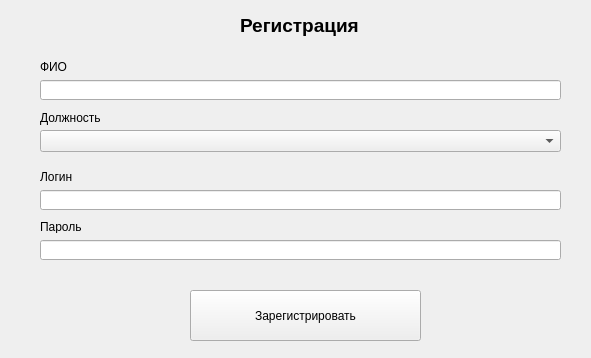
Above: ui/register_form.ui from cory23e1/mycloud before the change. Below: the same form after it.
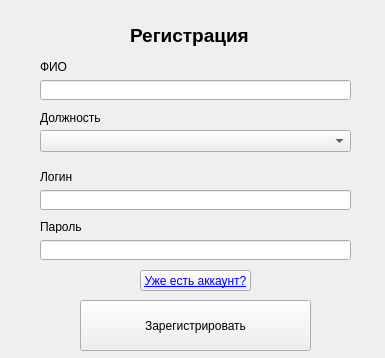
That is the form after the change.

Diff of the .ui file:
```diff
--- a/ui/register_form.ui
+++ b/ui/register_form.ui
@@ -6,7 +6,7 @@
    <rect>
     <x>0</x>
     <y>0</y>
-    <width>591</width>
+    <width>385</width>
     <height>358</height>
    </rect>
   </property>
@@ -19,7 +19,7 @@
      <rect>
       <x>40</x>
       <y>80</y>
-      <width>521</width>
+      <width>311</width>
       <height>20</height>
      </rect>
     </property>
@@ -27,8 +27,8 @@
    <widget class="QLabel" name="label">
     <property name="geometry">
      <rect>
-      <x>240</x>
-      <y>10</y>
+      <x>130</x>
+      <y>20</y>
       <width>121</width>
       <height>31</height>
      </rect>
@@ -62,7 +62,7 @@
      <rect>
       <x>40</x>
       <y>130</y>
-      <width>521</width>
+      <width>311</width>
       <height>22</height>
      </rect>
     </property>
@@ -98,7 +98,7 @@
      <rect>
       <x>40</x>
       <y>190</y>
-      <width>521</width>
+      <width>311</width>
       <height>20</height>
      </rect>
     </property>
@@ -121,7 +121,7 @@
      <rect>
       <x>40</x>
       <y>240</y>
-      <width>521</width>
+      <width>311</width>
       <height>20</height>
      </rect>
     </property>
@@ -140,8 +140,8 @@
    <widget class="QPushButton" name="register_btn">
     <property name="geometry">
      <rect>
-      <x>190</x>
-      <y>290</y>
+      <x>80</x>
+      <y>300</y>
       <width>231</width>
       <height>51</height>
      </rect>
@@ -150,6 +150,33 @@
      <string>Зарегистрировать</string>
     </property>
    </widget>
+   <widget class="QPushButton" name="login_btn">
+    <property name="geometry">
+     <rect>
+      <x>140</x>
+      <y>270</y>
+      <width>111</width>
+      <height>21</height>
+     </rect>
+    </property>
+    <property name="sizePolicy">
+     <sizepolicy hsizetype="Ignored" vsizetype="Ignored">
+      <horstretch>0</horstretch>
+      <verstretch>0</verstretch>
+     </sizepolicy>
+    </property>
+    <property name="font">
+     <font>
+      <underline>true</underline>
+     </font>
+    </property>
+    <property name="styleSheet">
+     <string notr="true">color: rgb(0, 0, 255);</string>
+    </property>
+    <property name="text">
+     <string>Уже есть аккаунт?</string>
+    </property>
+   </widget>
   </widget>
  </widget>
  <resources/>
```
